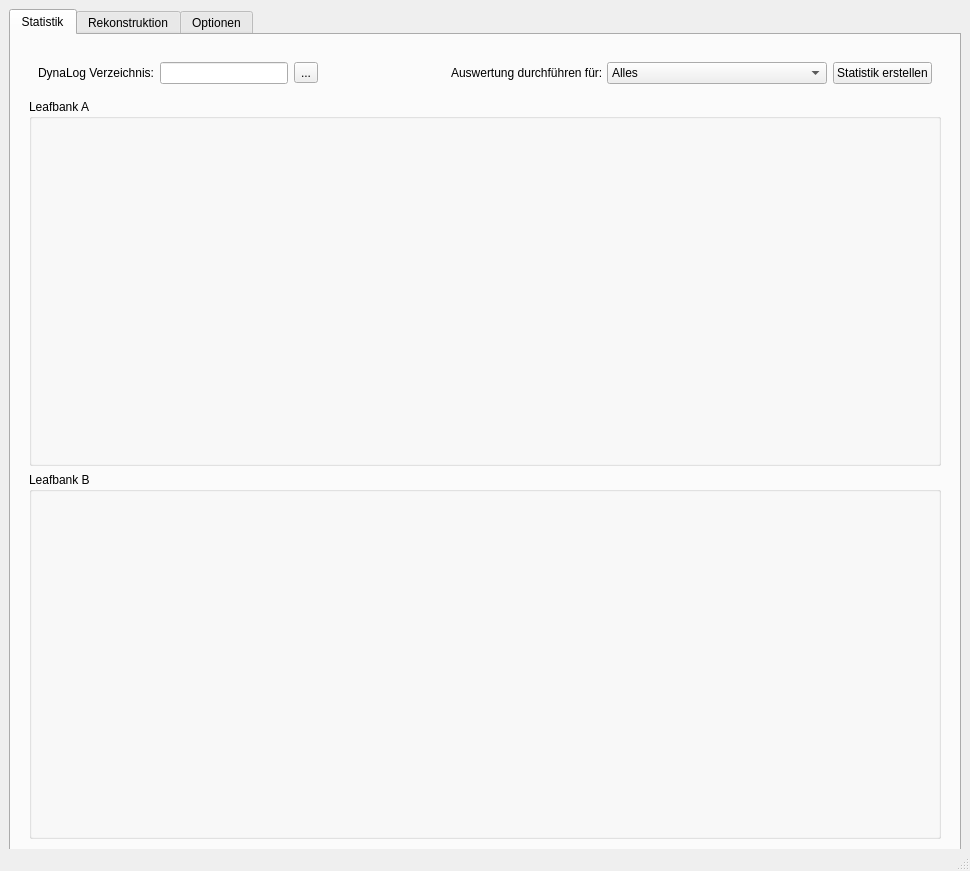
Before: the Qt Designer form master.ui in tac4223/master, drawn with Qt 5.
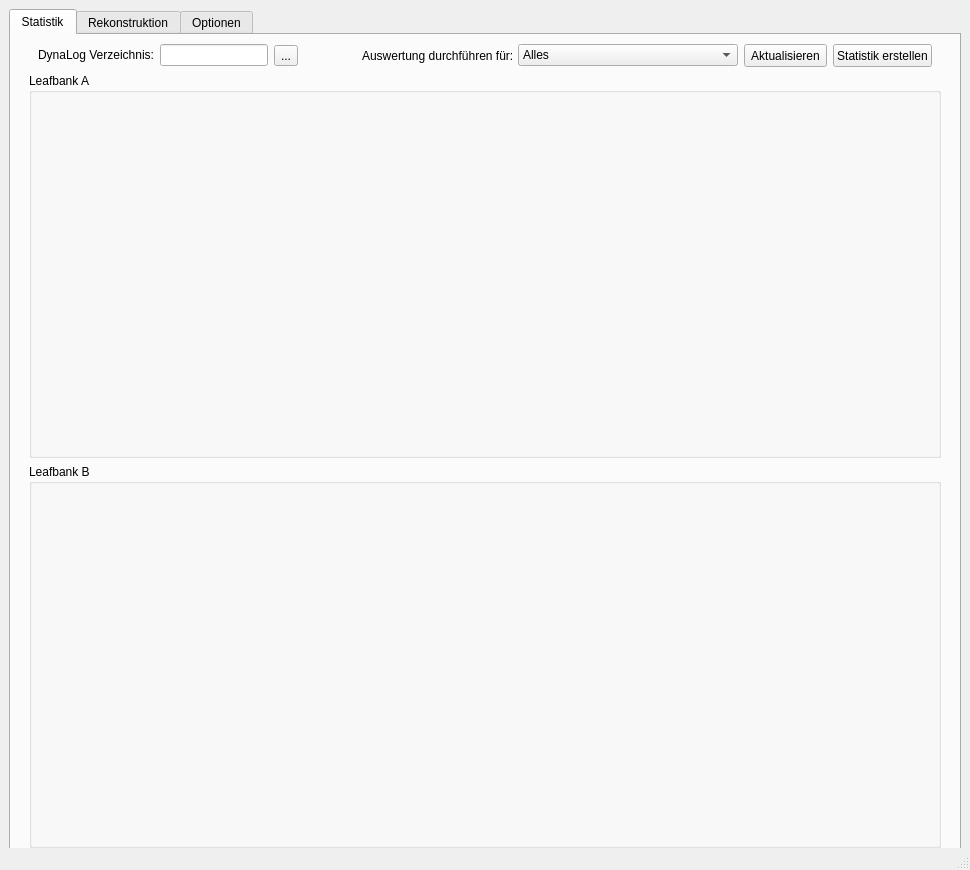
After: the same form once the commit is applied. Icons and pictures are not drawn.

Commit message: icons, paar Neuerungen

What changed in the file:
```diff
--- a/master.ui
+++ b/master.ui
@@ -7,7 +7,7 @@
     <x>0</x>
     <y>0</y>
     <width>970</width>
-    <height>871</height>
+    <height>870</height>
    </rect>
   </property>
   <property name="sizePolicy">
@@ -25,6 +25,13 @@
   <property name="windowTitle">
    <string>DynaLog Inspektor</string>
   </property>
+  <property name="windowIcon">
+   <iconset resource="res.qrc">
+    <normaloff>:/newPrefix/stats.jpg</normaloff>:/newPrefix/stats.jpg</iconset>
+  </property>
+  <property name="toolButtonStyle">
+   <enum>Qt::ToolButtonTextBesideIcon</enum>
+  </property>
   <widget class="QWidget" name="centralwidget">
    <layout class="QGridLayout" name="gridLayout_4">
     <item row="0" column="0">
@@ -52,9 +59,21 @@
         <item row="0" column="0">
          <widget class="QWidget" name="widget_11" native="true">
           <layout class="QVBoxLayout" name="verticalLayout_7">
+           <property name="topMargin">
+            <number>0</number>
+           </property>
+           <property name="bottomMargin">
+            <number>0</number>
+           </property>
            <item>
             <widget class="QWidget" name="widget_3" native="true">
              <layout class="QHBoxLayout" name="horizontalLayout">
+              <property name="topMargin">
+               <number>0</number>
+              </property>
+              <property name="bottomMargin">
+               <number>0</number>
+              </property>
               <item>
                <widget class="QLabel" name="label_2">
                 <property name="sizePolicy">
@@ -147,6 +166,29 @@
                 </item>
                </widget>
               </item>
+              <item>
+               <widget class="QToolButton" name="button_stat_refresh">
+                <property name="minimumSize">
+                 <size>
+                  <width>23</width>
+                  <height>23</height>
+                 </size>
+                </property>
+                <property name="text">
+                 <string>Aktualisieren</string>
+                </property>
+                <property name="icon">
+                 <iconset resource="res.qrc">
+                  <normaloff>:/newPrefix/Refresh_icon.png</normaloff>:/newPrefix/Refresh_icon.png</iconset>
+                </property>
+                <property name="iconSize">
+                 <size>
+                  <width>23</width>
+                  <height>30</height>
+                 </size>
+                </property>
+               </widget>
+              </item>
               <item>
                <widget class="QPushButton" name="button_stat_create">
                 <property name="sizePolicy">
@@ -155,6 +197,12 @@
                   <verstretch>0</verstretch>
                  </sizepolicy>
                 </property>
+                <property name="minimumSize">
+                 <size>
+                  <width>0</width>
+                  <height>23</height>
+                 </size>
+                </property>
                 <property name="maximumSize">
                  <size>
                   <width>100</width>
@@ -175,6 +223,12 @@
               <string>Leafbank A</string>
              </property>
              <layout class="QGridLayout" name="gridLayout_5">
+              <property name="verticalSpacing">
+               <number>0</number>
+              </property>
+              <property name="margin">
+               <number>0</number>
+              </property>
               <item row="0" column="0">
                <widget class="QWidget" name="widget_draw_a" native="true">
                 <property name="sizePolicy">
@@ -201,6 +255,12 @@
               <string>Leafbank B</string>
              </property>
              <layout class="QGridLayout" name="gridLayout_6">
+              <property name="verticalSpacing">
+               <number>0</number>
+              </property>
+              <property name="margin">
+               <number>0</number>
+              </property>
               <item row="0" column="0">
                <widget class="QWidget" name="widget_draw_b" native="true">
                 <property name="sizePolicy">
```
Left out of the diff: 14 changed lines with no effect on the pictures. The commit also changes 7 other files.
